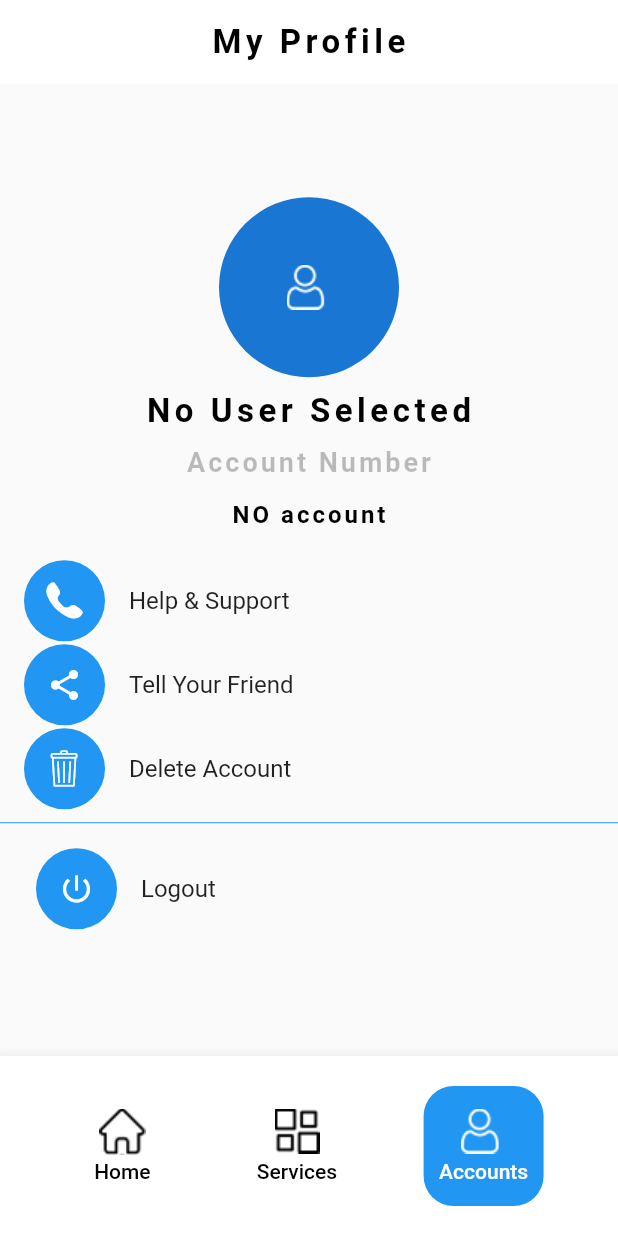
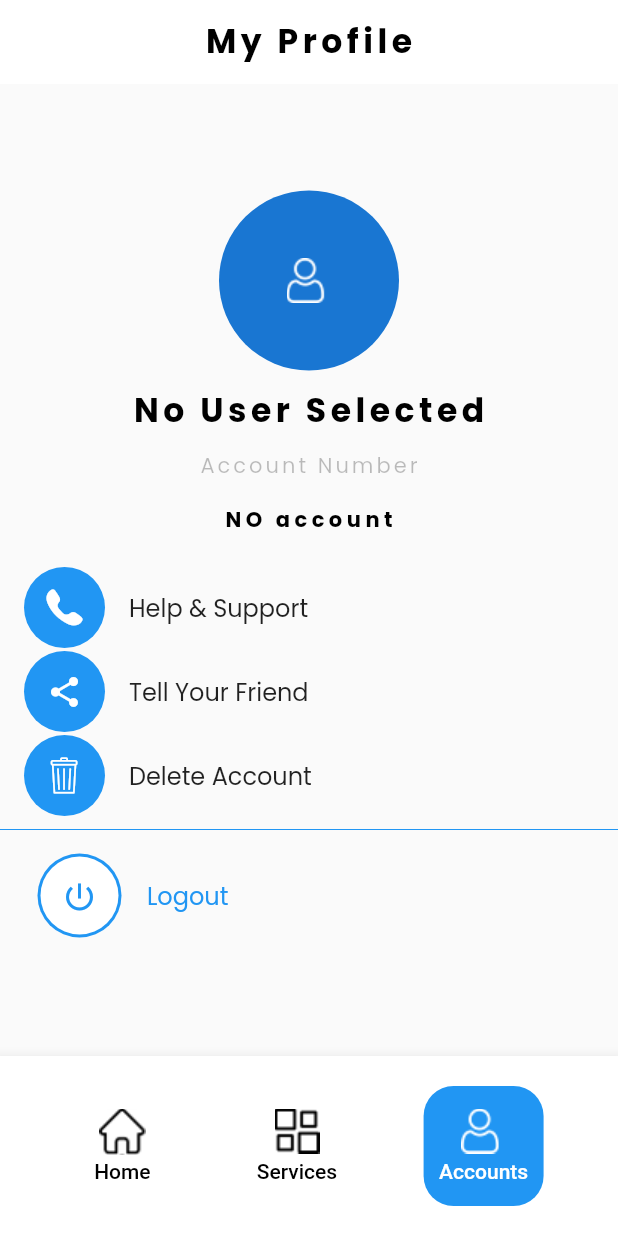
Before and after one commit to BLUECALF/mombasa_water_mobile, a Flutter app: the screen it shows after launch, item 3 of the bottom bar chosen, on a phone screen of 412 x 824 dp. Run offline on Flutter 3.47's test engine with Material 2 defaults, Android fonts, the phone set to English and light mode, and no system bars; our stand-ins replace flutter_form_builder, get, shared_preferences; missing offline and left inert: gradient_ui_widgets.

Commit message:
ADD:  Added font to accounts page

```diff
--- a/lib/pages/accounts/accounts_page.dart
+++ b/lib/pages/accounts/accounts_page.dart
@@ -2,15 +2,18 @@
 import 'package:get/get.dart';
 import 'package:mombasa_water/AppController/app_controller.dart';
 import 'package:mombasa_water/mw_icons_icons.dart';
+import 'package:mombasa_water/pages/common_page_controller.dart';
 
 class AccountsPage extends GetView {
   AppController appController = Get.find<AppController>();
+  CommonPageController commonPageController = Get.find<CommonPageController>();
   @override
   Widget build(BuildContext context) {
     return Scaffold(
       appBar: AppBar(
         title: Text("My Profile",
             style:TextStyle(
+                fontFamily: "Poppins",
             fontSize: 22,
             color: Colors.black,
             fontWeight: FontWeight.bold,
@@ -30,6 +33,7 @@
                 CircleAvatar(child: Image.asset("others/svgtopng/user 1.png",color: Colors.white,),radius: 60,),
                   SizedBox(height: 10),
                 Text("${appController.current_user.value}",style:TextStyle(
+                    fontFamily: "Poppins",
                     fontSize: 22,
                     color: Colors.black,
                     fontWeight: FontWeight.bold,
@@ -38,18 +42,19 @@
                   SizedBox(height: 10),
                 Text("Account Number",
                     style:TextStyle(
-                    fontSize: 18,
+                        fontFamily: "Poppins",
+                    fontSize: 14,
                     color: Colors.black26,
-                    fontWeight: FontWeight.bold,
                     letterSpacing: 2
                 )),
                   SizedBox(height: 15),
                 Text("${appController.current_user_data[0]}",
                     style:TextStyle(
-                        fontSize: 16,
+                        fontFamily: "Poppins",
+                        fontSize: 14,
                         color: Colors.black,
                         fontWeight: FontWeight.bold,
-                        letterSpacing: 2
+                        letterSpacing: 3
                     )),
                   SizedBox(height: 20),
                   ListView(
@@ -59,8 +64,12 @@
                       make_list_tile(text: "Tell Your Friend", icon_data: Icons.share),
                       make_list_tile(text: "Delete Account", icon_data: MwIcons.trash_icon),
                       Divider(color: Colors.blue,),
-                      TextButton(child: make_list_tile(text: "Logout", icon_data: Icons.power_settings_new,),
-                        onPressed: (){appController.logout(); Get.back();},),
+                      TextButton(child: make_logout_tile(),
+                      onPressed: (){
+                        appController.logout();
+                        commonPageController.selected_index.value = 0;
+                        },),
+
                     ],
                   ),
                 ],
@@ -73,7 +82,11 @@
   Widget make_list_tile({required String text,required IconData icon_data})
   {
     return ListTile(
-        title: Text(text),leading: Container(
+        title: Text(text,
+        style:TextStyle(
+          fontFamily: "Poppins",
+        )
+        ),leading: Container(
         padding: EdgeInsets.all(15),
         decoration: new BoxDecoration(
             shape: BoxShape.circle,
@@ -82,4 +95,28 @@
         child: Icon(icon_data,color: Colors.white))
     );
   }
+  Widget make_logout_tile()
+  {
+    return  ListTile(
+        title: Text("Logout",
+            style:TextStyle(
+              color: Colors.blue,
+              fontFamily: "Poppins",
+            )
+        ),leading: Container(
+      padding: EdgeInsets.all(2),
+      decoration: new BoxDecoration(
+          shape: BoxShape.circle,
+          color: Colors.blue
+      ),
+      child: Container(
+          padding: EdgeInsets.all(15),
+          decoration: new BoxDecoration(
+              shape: BoxShape.circle,
+              color: Colors.white
+          ),
+          child: Icon(Icons.power_settings_new,color: Colors.blue)),
+    )
+    );
+  }
 }
```
